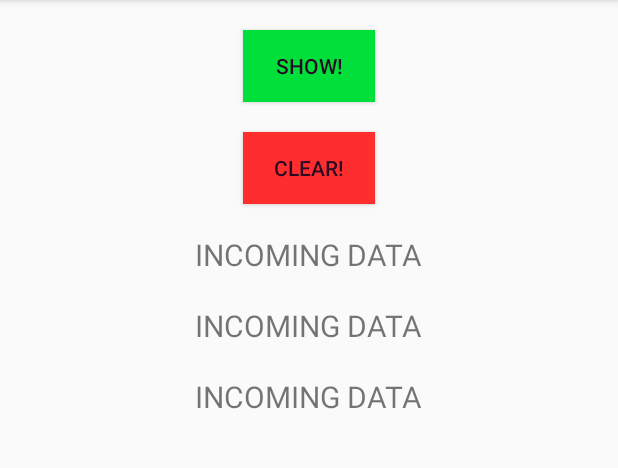
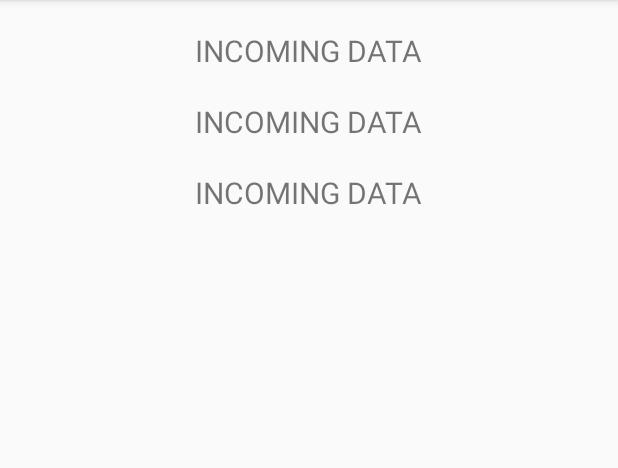
Before and after one commit to eduarddohr/unihack2019, an Android app: the screen it shows after launch (MainActivity), on a phone screen of 412 x 824 dp, the part 84-552 px from its top. Run offline under Robolectric (Android 15) with nearby library versions, the phone set to English and light mode, and no system bars; our stand-ins replace Volley.

Commit message:
code cleanup, algorithm improvements

```diff
--- a/unihackBluetooth/Bluetooth/app/src/main/java/com/example/bluetooth/MainActivity.java
+++ b/unihackBluetooth/Bluetooth/app/src/main/java/com/example/bluetooth/MainActivity.java
@@ -40,7 +40,6 @@ import android.os.Bundle;
 
 public class MainActivity extends AppCompatActivity {
     private static final String TAG = "bluetooth";
-    Button btnOn, btnOff;
     TextView txtArduino, txtArduino2, txtArduino3;
     Handler h;
     final int RECIEVE_MESSAGE = 1;  // status pt.
@@ -59,13 +58,9 @@ public class MainActivity extends AppCompatActivity {
     protected void onCreate(Bundle savedInstanceState) {
         super.onCreate(savedInstanceState);
         setContentView(R.layout.layout); //aleg layout
-        btnOn = (Button)findViewById(R.id.btnOn);   // buton led ON
-        btnOff = (Button) findViewById(R.id.btnOff);  // buton led OFF
         txtArduino = (TextView) findViewById(R.id.txtArduino);
         txtArduino2 = (TextView) findViewById(R.id.txtArduino2);
         txtArduino3 = (TextView) findViewById(R.id.txtArduino3);
-
-        //updateBin(33.4f);
 
         h = new Handler() {
             public void handleMessage(android.os.Message msg) {
@@ -90,7 +85,8 @@ public class MainActivity extends AppCompatActivity {
                                     int distance = Integer.parseInt(separated[0]);
                                     int weight = Integer.parseInt(separated[1].trim());
 
-                                    float cD = 100 - (distance * 5);
+                                    if(distance <= 20) {
+                                        float cD = 90 - (distance * 5);
                                         float cW = (float) (weight * 0.05);
                                         float Capacity = max(cD, cW);  //asta trimite Edu la baza de date
 
@@ -99,9 +95,7 @@ public class MainActivity extends AppCompatActivity {
                                         txtArduino.setText(String.valueOf(Capacity));
                                         txtArduino2.setText(String.valueOf(distance));
                                         txtArduino3.setText(String.valueOf(weight));
-
-                                    btnOff.setEnabled(true);                                 //las butoanele sa se poata apasa
-                                    btnOn.setEnabled(true);
+                                    }
                                 }
                                 catch (Exception e){
                                     Log.d("eroare la parse", e.toString());
@@ -124,19 +118,6 @@ public class MainActivity extends AppCompatActivity {
         };
         btAdapter = BluetoothAdapter.getDefaultAdapter();       // adaptor bluetooth
         checkBTState();
-        btnOn.setOnClickListener(new View.OnClickListener() {
-            public void onClick(View v) {
-                //btnOn.setEnabled(false);
-                mConnectedThread.write("1");    // trimit "1" prin bluetooth
-            }
-        });
-        btnOff.setOnClickListener(new View.OnClickListener() {
-            public void onClick(View v) {
-                //btnOff.setEnabled(false);
-                mConnectedThread.write("0");    // trimit "2" prin bluetooth
-                txtArduino.setText("");
-            }
-        });
     }
 
     private float max(float dist,float weight){
--- a/unihackBluetooth/Bluetooth/app/src/main/res/layout/layout.xml
+++ b/unihackBluetooth/Bluetooth/app/src/main/res/layout/layout.xml
@@ -5,26 +5,6 @@
     android:layout_height="match_parent"
     android:orientation="vertical">
 
-    <Button
-        android:id="@+id/btnOn"
-        android:layout_width="wrap_content"
-        android:layout_height="wrap_content"
-        android:layout_gravity="center"
-        android:layout_marginTop="20dp"
-        android:layout_marginBottom="20dp"
-        android:background="@color/Green"
-        android:paddingBottom="0dp"
-        android:text="Show!"
-        android:textColor="@color/Black" />
-
-    <Button
-        android:id="@+id/btnOff"
-        android:layout_width="wrap_content"
-        android:layout_height="wrap_content"
-        android:layout_gravity="center"
-        android:background="@color/Red"
-        android:text="Clear!"
-        android:textColor="@color/Black" />
 
     <TextView
         android:id="@+id/txtArduino"
```
Lines whose indentation alone changed are shown as unchanged.
